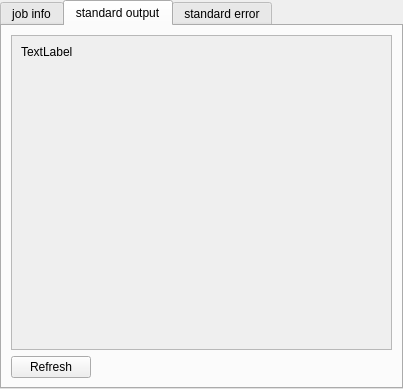
This is python/soma/workflow/gui/JobInfo.ui in populse/soma-workflow as Qt 5 draws it before an edit. The edited form follows.
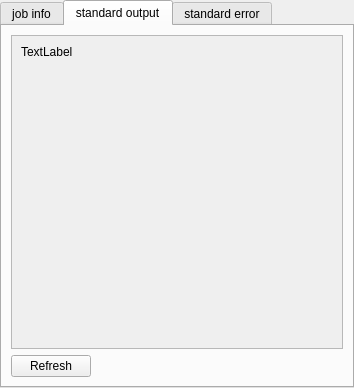
This is the edited form. The open tabs and pages were chosen to show the change.

Diff of the .ui file:
```diff
--- a/python/soma/workflow/gui/JobInfo.ui
+++ b/python/soma/workflow/gui/JobInfo.ui
@@ -6,10 +6,16 @@
    <rect>
     <x>0</x>
     <y>0</y>
-    <width>403</width>
-    <height>389</height>
+    <width>354</width>
+    <height>388</height>
    </rect>
   </property>
+  <property name="minimumSize">
+   <size>
+    <width>354</width>
+    <height>0</height>
+   </size>
+  </property>
   <property name="windowTitle">
    <string>TabWidget</string>
   </property>
@@ -232,7 +238,7 @@
         <rect>
          <x>0</x>
          <y>0</y>
-         <width>377</width>
+         <width>375</width>
          <height>303</height>
         </rect>
        </property>
```
Left out of the diff: 2 changed lines with no effect on the pictures.
